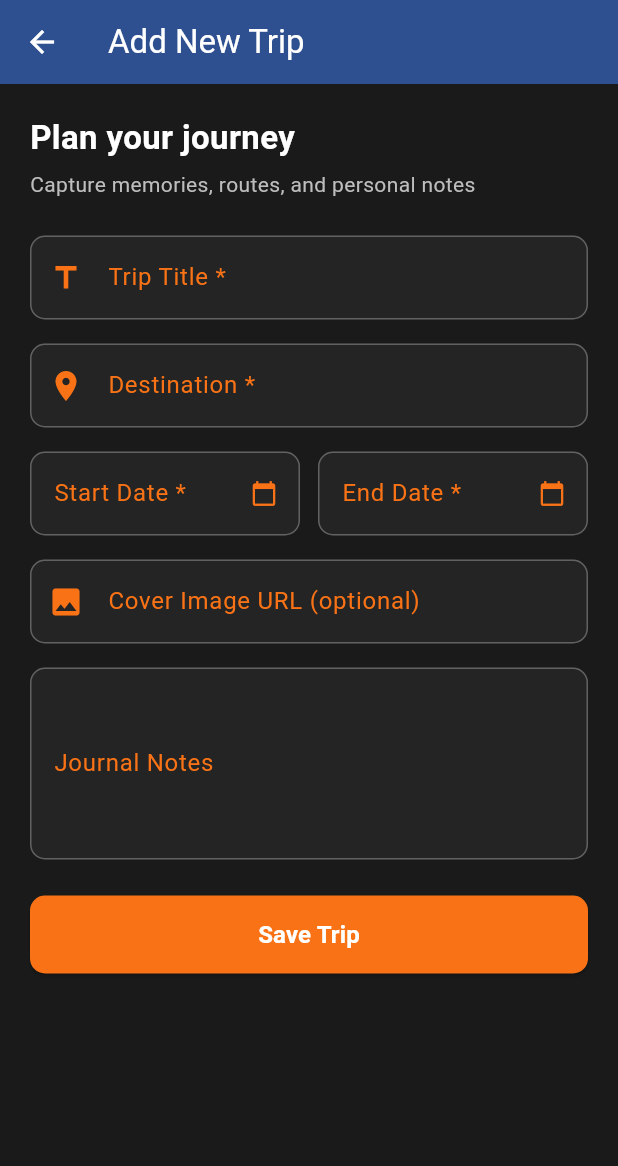
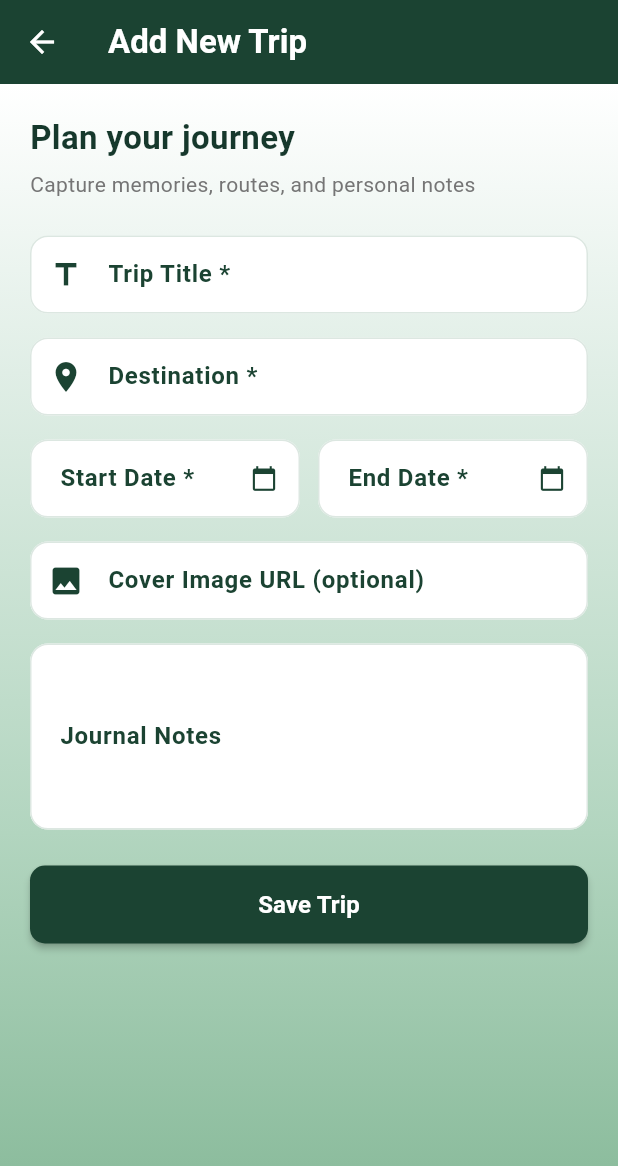
Before and after one commit to ayoubnaoui00-del/carnet, a Flutter app: the screen it shows after launch, after a tap on "New Trip", on a phone screen of 412 x 824 dp. Shown: the top 1166 px of the screen. Run offline on Flutter 3.47's test engine with Material 3 defaults, Android fonts, the phone set to English and light mode, and no system bars; network calls fail.

Commit message:
edited color background

```diff
--- a/travel_journal_app/lib/main.dart
+++ b/travel_journal_app/lib/main.dart
@@ -45,17 +45,19 @@ class MyApp extends StatelessWidget {
         scrollBehavior: const SmoothScrollBehavior(),
         theme: ThemeData(
           useMaterial3: true,
-          brightness: Brightness.dark,
-          scaffoldBackgroundColor: const Color(0xFF1a1a1a),
-          colorScheme: const ColorScheme.dark(
-            primary: Color(0xFF2E5090),
-            secondary: Color(0xFFF97316),
-            surface: Color(0xFF242424),
+          brightness: Brightness.light,
+          scaffoldBackgroundColor: Colors.transparent,
+          colorScheme: ColorScheme.fromSeed(
+            seedColor: const Color(0xFF1B4332),
+            primary: const Color(0xFF1B4332),
+            secondary: const Color(0xFFD97706),
+            surface: Colors.white,
           ),
           appBarTheme: const AppBarTheme(
-            backgroundColor: Color(0xFF2E5090),
+            backgroundColor: Color(0xFF1B4332),
             foregroundColor: Colors.white,
             elevation: 0,
+            centerTitle: false,
           ),
         ),
         home: const TripListScreen(),
--- a/travel_journal_app/lib/views/add_trip_screen.dart
+++ b/travel_journal_app/lib/views/add_trip_screen.dart
@@ -1,6 +1,7 @@
 import 'package:flutter/material.dart';
 import 'package:provider/provider.dart';
 import '../viewmodels/add_trip_viewmodel.dart';
+import '../widgets/gradient_background.dart';
 
 class AddTripScreen extends StatefulWidget {
   const AddTripScreen({super.key});
@@ -49,9 +50,11 @@ class _AddTripScreenState extends State<AddTripScreen> {
       builder: (context, child) {
         return Theme(
           data: Theme.of(context).copyWith(
-            colorScheme: const ColorScheme.dark(
-              primary: Color(0xFFF97316),
-              surface: Color(0xFF242424),
+            colorScheme: const ColorScheme.light(
+              primary: Color(0xFF2E5090),
+              onPrimary: Colors.white,
+              surface: Colors.white,
+              onSurface: Color(0xFF1E293B),
             ),
           ),
           child: child!,
@@ -76,9 +79,11 @@ class _AddTripScreenState extends State<AddTripScreen> {
       builder: (context, child) {
         return Theme(
           data: Theme.of(context).copyWith(
-            colorScheme: const ColorScheme.dark(
-              primary: Color(0xFFF97316),
-              surface: Color(0xFF242424),
+            colorScheme: const ColorScheme.light(
+              primary: Color(0xFF2E5090),
+              onPrimary: Colors.white,
+              surface: Colors.white,
+              onSurface: Color(0xFF1E293B),
             ),
           ),
           child: child!,
@@ -134,21 +139,22 @@ class _AddTripScreenState extends State<AddTripScreen> {
       hintText: hint,
       prefixIcon: prefixIcon,
       suffixIcon: suffixIcon,
-      labelStyle: const TextStyle(color: Color(0xFFF97316)),
-      hintStyle: TextStyle(color: Colors.grey[600]),
+      labelStyle: const TextStyle(color: Color(0xFF1B4332), fontWeight: FontWeight.w600),
+      hintStyle: TextStyle(color: Colors.grey[400]),
       filled: true,
-      fillColor: const Color(0xFF242424),
+      fillColor: Colors.white,
+      contentPadding: const EdgeInsets.symmetric(horizontal: 16, vertical: 14),
       border: OutlineInputBorder(
-        borderRadius: BorderRadius.circular(10),
-        borderSide: const BorderSide(color: Colors.grey),
+        borderRadius: BorderRadius.circular(12),
+        borderSide: const BorderSide(color: Color(0xFFDCE7E1)),
       ),
       enabledBorder: OutlineInputBorder(
-        borderRadius: BorderRadius.circular(10),
-        borderSide: BorderSide(color: Colors.grey[700]!),
+        borderRadius: BorderRadius.circular(12),
+        borderSide: const BorderSide(color: Color(0xFFDCE7E1)),
       ),
       focusedBorder: OutlineInputBorder(
-        borderRadius: BorderRadius.circular(10),
-        borderSide: const BorderSide(color: Color(0xFFF97316), width: 2),
+        borderRadius: BorderRadius.circular(12),
+        borderSide: const BorderSide(color: Color(0xFF1B4332), width: 2),
       ),
     );
   }
@@ -157,14 +163,15 @@ class _AddTripScreenState extends State<AddTripScreen> {
   Widget build(BuildContext context) {
     return Scaffold(
       appBar: AppBar(
-        title: const Text('Add New Trip'),
-        backgroundColor: const Color(0xFF2E5090),
+        title: const Text('Add New Trip', style: TextStyle(color: Colors.white, fontWeight: FontWeight.bold)),
+        backgroundColor: const Color(0xFF1B4332),
         leading: IconButton(
-          icon: const Icon(Icons.arrow_back),
+          icon: const Icon(Icons.arrow_back, color: Colors.white),
           onPressed: () => Navigator.pop(context),
         ),
       ),
-      body: Consumer<AddTripViewModel>(
+      body: GradientBackground(
+        child: Consumer<AddTripViewModel>(
           builder: (context, viewModel, child) {
             return SingleChildScrollView(
               physics: const BouncingScrollPhysics(),
@@ -179,7 +186,7 @@ class _AddTripScreenState extends State<AddTripScreen> {
                       style: TextStyle(
                         fontSize: 22,
                         fontWeight: FontWeight.bold,
-                      color: Colors.white,
+                        color: Color(0xFF16382C),
                       ),
                     ),
                     const SizedBox(height: 6),
@@ -187,17 +194,17 @@ class _AddTripScreenState extends State<AddTripScreen> {
                       'Capture memories, routes, and personal notes',
                       style: TextStyle(
                         fontSize: 14,
-                      color: Colors.grey[400],
+                        color: Colors.grey[600],
                       ),
                     ),
                     const SizedBox(height: 24),
                     TextFormField(
                       controller: _titleController,
-                    style: const TextStyle(color: Colors.white),
+                      style: const TextStyle(color: Color(0xFF16382C)),
                       decoration: _inputDecoration(
                         label: 'Trip Title *',
                         hint: 'e.g. Summer in Tokyo',
-                      prefixIcon: const Icon(Icons.title, color: Color(0xFFF97316)),
+                        prefixIcon: const Icon(Icons.title, color: Color(0xFF1B4332)),
                       ),
                       validator: (val) {
                         if (val == null || val.trim().isEmpty) {
@@ -209,11 +216,11 @@ class _AddTripScreenState extends State<AddTripScreen> {
                     const SizedBox(height: 16),
                     TextFormField(
                       controller: _destinationController,
-                    style: const TextStyle(color: Colors.white),
+                      style: const TextStyle(color: Color(0xFF16382C)),
                       decoration: _inputDecoration(
                         label: 'Destination *',
                         hint: 'e.g. Tokyo, Japan',
-                      prefixIcon: const Icon(Icons.location_on, color: Color(0xFFF97316)),
+                        prefixIcon: const Icon(Icons.location_on, color: Color(0xFF1B4332)),
                       ),
                       validator: (val) {
                         if (val == null || val.trim().isEmpty) {
@@ -229,14 +236,14 @@ class _AddTripScreenState extends State<AddTripScreen> {
                           child: TextFormField(
                             controller: _startDateController,
                             readOnly: true,
-                          style: const TextStyle(color: Colors.white),
+                            style: const TextStyle(color: Color(0xFF16382C)),
                             onTap: _selectStartDate,
                             decoration: _inputDecoration(
                               label: 'Start Date *',
                               hint: 'YYYY-MM-DD',
                               suffixIcon: const Icon(
                                 Icons.calendar_today,
-                              color: Color(0xFFF97316),
+                                color: Color(0xFF1B4332),
                                 size: 18,
                               ),
                             ),
@@ -253,14 +260,14 @@ class _AddTripScreenState extends State<AddTripScreen> {
                           child: TextFormField(
                             controller: _endDateController,
                             readOnly: true,
-                          style: const TextStyle(color: Colors.white),
+                            style: const TextStyle(color: Color(0xFF16382C)),
                             onTap: _selectEndDate,
                             decoration: _inputDecoration(
                               label: 'End Date *',
                               hint: 'YYYY-MM-DD',
                               suffixIcon: const Icon(
                                 Icons.calendar_today,
-                              color: Color(0xFFF97316),
+                                color: Color(0xFF1B4332),
                                 size: 18,
                               ),
                             ),
@@ -277,19 +284,19 @@ class _AddTripScreenState extends State<AddTripScreen> {
                     const SizedBox(height: 16),
                     TextFormField(
                       controller: _imageUrlController,
-                    style: const TextStyle(color: Colors.white),
+                      style: const TextStyle(color: Color(0xFF16382C)),
                       keyboardType: TextInputType.url,
                       decoration: _inputDecoration(
                         label: 'Cover Image URL (optional)',
                         hint: 'https://example.com/photo.jpg',
-                      prefixIcon: const Icon(Icons.image, color: Color(0xFFF97316)),
+                        prefixIcon: const Icon(Icons.image, color: Color(0xFF1B4332)),
                       ),
                     ),
                     const SizedBox(height: 16),
                     TextFormField(
                       controller: _notesController,
                       maxLines: 4,
-                    style: const TextStyle(color: Colors.white),
+                      style: const TextStyle(color: Color(0xFF16382C)),
                       decoration: _inputDecoration(
                         label: 'Journal Notes',
                         hint: 'What happened? Memorable moments, highlights, tips...',
@@ -301,7 +308,7 @@ class _AddTripScreenState extends State<AddTripScreen> {
                         margin: const EdgeInsets.only(bottom: 16),
                         padding: const EdgeInsets.all(12),
                         decoration: BoxDecoration(
-                        color: Colors.red.withValues(alpha: 0.2),
+                          color: Colors.red.withValues(alpha: 0.1),
                           borderRadius: BorderRadius.circular(8),
                           border: Border.all(color: Colors.redAccent),
                         ),
@@ -324,10 +331,12 @@ class _AddTripScreenState extends State<AddTripScreen> {
                       child: ElevatedButton(
                         onPressed: viewModel.isLoading ? null : _submitForm,
                         style: ElevatedButton.styleFrom(
-                        backgroundColor: const Color(0xFFF97316),
+                          backgroundColor: const Color(0xFF1B4332),
+                          foregroundColor: Colors.white,
                           shape: RoundedRectangleBorder(
                             borderRadius: BorderRadius.circular(10),
                           ),
+                          elevation: 2,
                         ),
                         child: viewModel.isLoading
                             ? const SizedBox(
@@ -354,6 +363,7 @@ class _AddTripScreenState extends State<AddTripScreen> {
             );
           },
         ),
+      ),
     );
   }
 }
--- a/travel_journal_app/lib/views/trip_list_screen.dart
+++ b/travel_journal_app/lib/views/trip_list_screen.dart
@@ -5,6 +5,7 @@ import '../viewmodels/trip_list_viewmodel.dart';
 import 'add_trip_screen.dart';
 import 'trip_detail_screen.dart';
 import '../widgets/trip_card.dart';
+import '../widgets/gradient_background.dart';
 
 class TripListScreen extends StatefulWidget {
   const TripListScreen({super.key});
@@ -31,11 +32,12 @@ class _TripListScreenState extends State<TripListScreen> {
     final confirmed = await showDialog<bool>(
       context: context,
       builder: (ctx) => AlertDialog(
-        backgroundColor: const Color(0xFF242424),
-        title: const Text('Delete Trip', style: TextStyle(color: Colors.white)),
+        backgroundColor: Colors.white,
+        shape: RoundedRectangleBorder(borderRadius: BorderRadius.circular(16)),
+        title: const Text('Delete Trip', style: TextStyle(color: Color(0xFF1E293B), fontWeight: FontWeight.bold)),
         content: Text(
           'Are you sure you want to delete "${trip.title}"?',
-          style: const TextStyle(color: Colors.white70),
+          style: const TextStyle(color: Color(0xFF475569)),
         ),
         actions: [
           TextButton(
@@ -43,9 +45,12 @@ class _TripListScreenState extends State<TripListScreen> {
             child: const Text('Cancel', style: TextStyle(color: Colors.grey)),
           ),
           ElevatedButton(
-            style: ElevatedButton.styleFrom(backgroundColor: Colors.redAccent),
+            style: ElevatedButton.styleFrom(
+              backgroundColor: Colors.redAccent,
+              foregroundColor: Colors.white,
+            ),
             onPressed: () => Navigator.pop(ctx, true),
-            child: const Text('Delete', style: TextStyle(color: Colors.white)),
+            child: const Text('Delete'),
           ),
         ],
       ),
@@ -72,30 +77,31 @@ class _TripListScreenState extends State<TripListScreen> {
       appBar: AppBar(
         title: const Row(
           children: [
-            Icon(Icons.flight_takeoff, color: Color(0xFFF97316)),
+            Icon(Icons.flight_takeoff, color: Color(0xFFD97706)),
             SizedBox(width: 10),
             Text(
               'Travel Journal',
-              style: TextStyle(fontWeight: FontWeight.bold),
+              style: TextStyle(fontWeight: FontWeight.bold, color: Colors.white),
             ),
           ],
         ),
-        backgroundColor: const Color(0xFF2E5090),
+        backgroundColor: const Color(0xFF1B4332),
         elevation: 0,
         actions: [
           IconButton(
-            icon: const Icon(Icons.refresh),
+            icon: const Icon(Icons.refresh, color: Colors.white),
             tooltip: 'Refresh Trips',
             onPressed: () => context.read<TripListViewModel>().loadTrips(),
           ),
         ],
       ),
-      body: Consumer<TripListViewModel>(
+      body: GradientBackground(
+        child: Consumer<TripListViewModel>(
           builder: (context, viewModel, child) {
             if (viewModel.isLoading && viewModel.trips.isEmpty) {
               return const Center(
                 child: CircularProgressIndicator(
-                color: Color(0xFFF97316),
+                  color: Color(0xFFD97706),
                 ),
               );
             }
@@ -118,22 +124,29 @@ class _TripListScreenState extends State<TripListScreen> {
                         style: TextStyle(
                           fontSize: 20,
                           fontWeight: FontWeight.bold,
-                        color: Colors.white,
+                          color: Color(0xFF16382C),
                         ),
                       ),
                       const SizedBox(height: 12),
                       Container(
                         padding: const EdgeInsets.all(12),
                         decoration: BoxDecoration(
-                        color: const Color(0xFF242424),
+                          color: Colors.white,
                           borderRadius: BorderRadius.circular(8),
-                        border: Border.all(color: Colors.white12),
+                          border: Border.all(color: Colors.red.withValues(alpha: 0.2)),
+                          boxShadow: [
+                            BoxShadow(
+                              color: const Color(0xFF1B4332).withValues(alpha: 0.06),
+                              blurRadius: 6,
+                              offset: const Offset(0, 2),
+                            ),
+                          ],
                         ),
                         child: Text(
                           viewModel.error!,
                           textAlign: TextAlign.center,
                           style: const TextStyle(
-                          color: Colors.white70,
+                            color: Color(0xFF475569),
                             fontSize: 13,
                           ),
                         ),
@@ -141,7 +154,7 @@ class _TripListScreenState extends State<TripListScreen> {
                       const SizedBox(height: 24),
                       ElevatedButton.icon(
                         style: ElevatedButton.styleFrom(
-                        backgroundColor: const Color(0xFF2E5090),
+                          backgroundColor: const Color(0xFF1B4332),
                           foregroundColor: Colors.white,
                           padding: const EdgeInsets.symmetric(
                             horizontal: 24,
@@ -168,7 +181,7 @@ class _TripListScreenState extends State<TripListScreen> {
             if (viewModel.trips.isEmpty) {
               return RefreshIndicator(
                 onRefresh: () => viewModel.loadTrips(),
-              color: const Color(0xFFF97316),
+                color: const Color(0xFFD97706),
                 child: ListView(
                   physics: const AlwaysScrollableScrollPhysics(),
                   children: [
@@ -183,7 +196,7 @@ class _TripListScreenState extends State<TripListScreen> {
                               Icon(
                                 Icons.map_outlined,
                                 size: 72,
-                              color: Colors.grey[600],
+                                color: const Color(0xFF1B4332).withValues(alpha: 0.5),
                               ),
                               const SizedBox(height: 16),
                               const Text(
@@ -191,19 +204,19 @@ class _TripListScreenState extends State<TripListScreen> {
                                 style: TextStyle(
                                   fontSize: 20,
                                   fontWeight: FontWeight.bold,
-                                color: Colors.white,
+                                  color: Color(0xFF16382C),
                                 ),
                               ),
                               const SizedBox(height: 8),
                               Text(
                                 'Start documenting your travels by creating your first trip!',
                                 textAlign: TextAlign.center,
-                              style: TextStyle(color: Colors.grey[400]),
+                                style: TextStyle(color: Colors.grey[600]),
                               ),
                               const SizedBox(height: 24),
                               ElevatedButton.icon(
                                 style: ElevatedButton.styleFrom(
-                                backgroundColor: const Color(0xFFF97316),
+                                  backgroundColor: const Color(0xFF1B4332),
                                   foregroundColor: Colors.white,
                                   padding: const EdgeInsets.symmetric(
                                     horizontal: 24,
@@ -222,7 +235,7 @@ class _TripListScreenState extends State<TripListScreen> {
                                     listVm.loadTrips();
                                   }
                                 },
-                              icon: const Icon(Icons.add, color: Colors.white),
+                                icon: const Icon(Icons.travel_explore, color: Colors.white),
                                 label: const Text(
                                   'Add First Trip',
                                   style: TextStyle(
@@ -243,7 +256,7 @@ class _TripListScreenState extends State<TripListScreen> {
 
             return RefreshIndicator(
               onRefresh: () => viewModel.loadTrips(),
-            color: const Color(0xFFF97316),
+              color: const Color(0xFF1B4332),
               child: ListView.builder(
                 physics: const BouncingScrollPhysics(
                   parent: AlwaysScrollableScrollPhysics(),
@@ -271,6 +284,7 @@ class _TripListScreenState extends State<TripListScreen> {
             );
           },
         ),
+      ),
       floatingActionButton: FloatingActionButton.extended(
         onPressed: () async {
           final listVm = context.read<TripListViewModel>();
@@ -284,8 +298,8 @@ class _TripListScreenState extends State<TripListScreen> {
             listVm.loadTrips();
           }
         },
-        backgroundColor: const Color(0xFFF97316),
-        icon: const Icon(Icons.add, color: Colors.white),
+        backgroundColor: const Color(0xFF1B4332),
+        icon: const Icon(Icons.travel_explore, color: Colors.white),
         label: const Text(
           'New Trip',
           style: TextStyle(color: Colors.white, fontWeight: FontWeight.bold),
--- /dev/null
+++ b/travel_journal_app/lib/widgets/gradient_background.dart
@@ -0,0 +1,31 @@
+import 'package:flutter/material.dart';
+
+class GradientBackground extends StatelessWidget {
+  final Widget child;
+
+  const GradientBackground({super.key, required this.child});
+
+  static const BoxDecoration decoration = BoxDecoration(
+    gradient: LinearGradient(
+      begin: Alignment.topCenter,
+      end: Alignment.bottomCenter,
+      colors: [
+        Color(0xFFFFFFFF), // Crisp Clean White
+        Color(0xFFE0EEE6), // Soft Sage Morning
+        Color(0xFFB2D5BF), // Rich Pine Mist
+        Color(0xFF85B897), // Deep Nordic Moss Green
+      ],
+      stops: [0.0, 0.25, 0.65, 1.0],
+    ),
+  );
+
+  @override
+  Widget build(BuildContext context) {
+    return Container(
+      width: double.infinity,
+      height: double.infinity,
+      decoration: decoration,
+      child: child,
+    );
+  }
+}
```
Also changed, not shown: travel_journal_app/lib/views/trip_detail_screen.dart (+56 -31 lines), travel_journal_app/lib/widgets/trip_card.dart (+19 -15 lines). Lines whose indentation alone changed are shown as unchanged.
